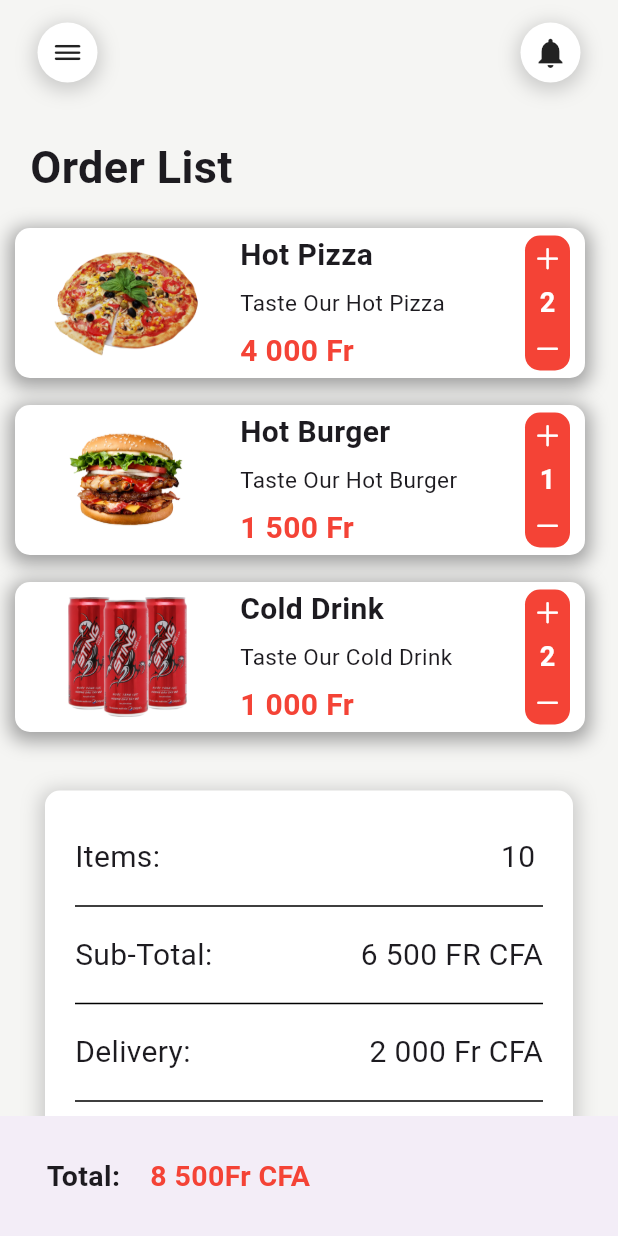
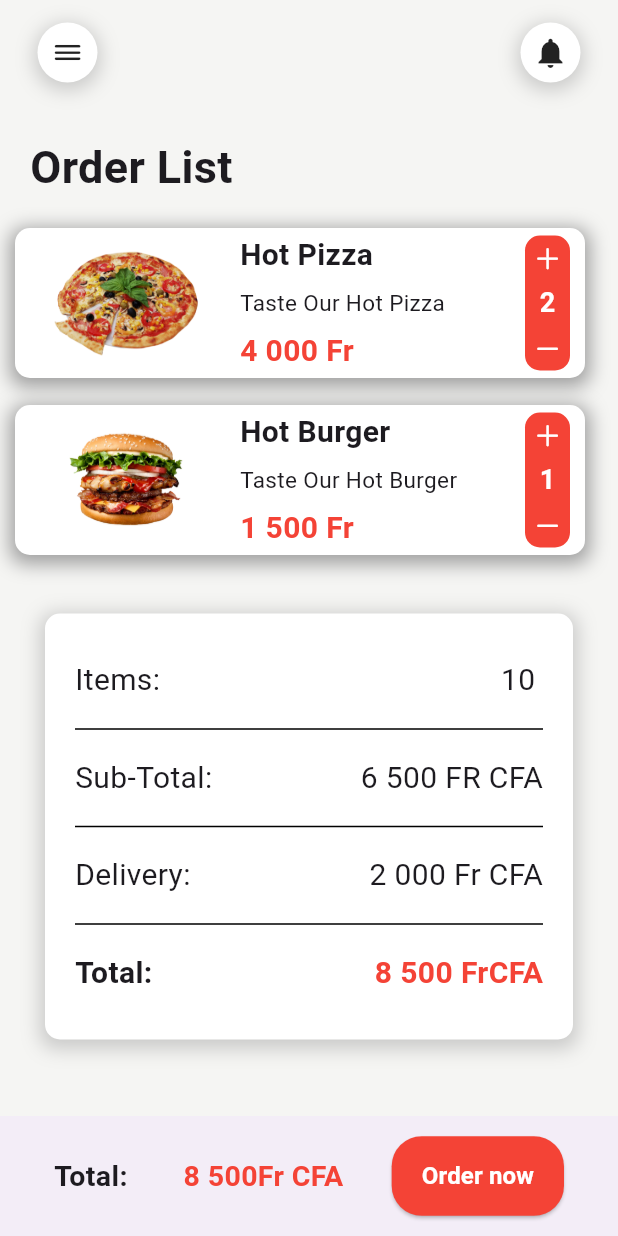
Before and after one commit to BailoMbaye/Food_app, a Flutter app: the CartPage screen opened by its route, on a phone screen of 412 x 824 dp. Run offline on Flutter 3.47's test engine with Material 3 defaults, Android fonts, the phone set to English and light mode, and no system bars; our stand-ins replace flutter_rating_bar.

Commit message:
created button order now

```diff
--- a/lib/Pages/CartPage.dart
+++ b/lib/Pages/CartPage.dart
@@ -227,103 +227,6 @@ class CartPage extends StatelessWidget {
                       ),
                     ),
                   ),
-                  // Item Drink
-                  Padding(
-                    padding: const EdgeInsets.symmetric(vertical: 9),
-                    child: Container(
-                      height: 100,
-                      width: 380,
-                      decoration: BoxDecoration(
-                        color: Colors.white,
-                        borderRadius: BorderRadius.circular(10),
-                        boxShadow: const [
-                          BoxShadow(
-                            color: Colors.grey,
-                            spreadRadius: 3,
-                            blurRadius: 10,
-                            offset: Offset(0, 3),
-                          )
-                        ],
-                      ),
-                      child: Row(
-                        children: [
-                          Container(
-                            alignment: Alignment.center,
-                            child: Image.asset(
-                              "images/drink.png",
-                              height: 80,
-                              width: 150,
-                            ),
-                          ),
-                          Container(
-                            width: 190,
-                            child: const Column(
-                              crossAxisAlignment: CrossAxisAlignment.start,
-                              mainAxisAlignment: MainAxisAlignment.spaceAround,
-                              children: [
-                                Text(
-                                  "Cold Drink",
-                                  style: TextStyle(
-                                    fontSize: 20,
-                                    fontWeight: FontWeight.bold,
-                                  ),
-                                ),
-                                Text(
-                                  "Taste Our Cold Drink",
-                                  style: TextStyle(
-                                    fontSize: 15,
-                                    //fontWeight: FontWeight.bold,
-                                  ),
-                                ),
-                                Text(
-                                  "1 000 Fr",
-                                  style: TextStyle(
-                                    fontSize: 20,
-                                    fontWeight: FontWeight.bold,
-                                    color: Colors.red,
-                                  ),
-                                ),
-                              ],
-                            ),
-                          ),
-                          Padding(
-                            padding: const EdgeInsets.symmetric(vertical: 5),
-                            child: Container(
-                              padding: const EdgeInsets.all(5),
-                              decoration: BoxDecoration(
-                                color: Colors.red,
-                                borderRadius: BorderRadius.circular(10),
-                              ),
-                              child: const Column(
-                                mainAxisAlignment:
-                                    MainAxisAlignment.spaceBetween,
-                                children: [
-                                  Icon(
-                                    CupertinoIcons.plus,
-                                    color: Colors.white,
-                                    size: 20,
-                                  ),
-                                  Text(
-                                    "2",
-                                    style: TextStyle(
-                                      fontSize: 18,
-                                      color: Colors.white,
-                                      fontWeight: FontWeight.bold,
-                                    ),
-                                  ),
-                                  Icon(
-                                    CupertinoIcons.minus,
-                                    color: Colors.white,
-                                    size: 20,
-                                  ),
-                                ],
-                              ),
-                            ),
-                          ),
-                        ],
-                      ),
-                    ),
-                  ),
 
                   Padding(
                     padding: const EdgeInsets.symmetric(
--- a/lib/Widget/CartBottomNavBar.dart
+++ b/lib/Widget/CartBottomNavBar.dart
@@ -7,26 +7,44 @@ class CartBottomNavBar extends StatelessWidget {
   Widget build(BuildContext context) {
     return BottomAppBar(
       child: Container(
-        padding: const EdgeInsets.symmetric(horizontal: 15),
+        padding: const EdgeInsets.symmetric(horizontal: 20),
         height: 70,
-        child: const Row(
+        child: Row(
+          mainAxisAlignment: MainAxisAlignment.spaceBetween,
           children: [
-            Text(
+            const Text(
               "Total: ",
               style: TextStyle(
                 fontSize: 19,
                 fontWeight: FontWeight.bold,
               ),
             ),
-            SizedBox(
-              width: 15,
-            ),
-            Text(
+            const Text(
               "8 500Fr CFA",
               style: TextStyle(
                 fontSize: 19,
                 fontWeight: FontWeight.bold,
                 color: Colors.red,
+              ),
+            ),
+            ElevatedButton(
+              onPressed: () {},
+              style: ButtonStyle(
+                  backgroundColor: MaterialStateProperty.all(Colors.red),
+                  padding: MaterialStateProperty.all(
+                    EdgeInsets.symmetric(
+                      vertical: 15,
+                      horizontal: 20,
+                    ),
+                  ),
+                  shape: MaterialStateProperty.all(RoundedRectangleBorder(
+                      borderRadius: BorderRadius.circular(20)))),
+              child: const Text(
+                "Order now",
+                style: TextStyle(
+                    color: Colors.white,
+                    fontSize: 16,
+                    fontWeight: FontWeight.bold),
               ),
             ),
           ],
```
